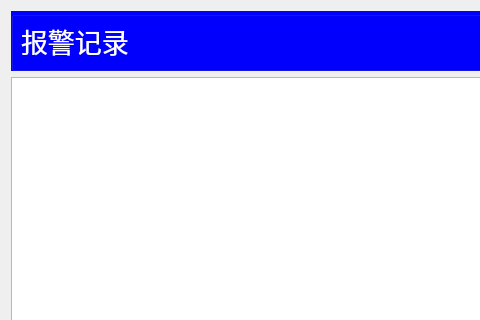
The window that chengyi_Qt4linux/form_warning.ui (wsh01/batch-feeder) describes before a commit, drawn with Qt 5; both pictures show x 0 to 480 and y 0 to 320 of the 657 by 450 pixel window.
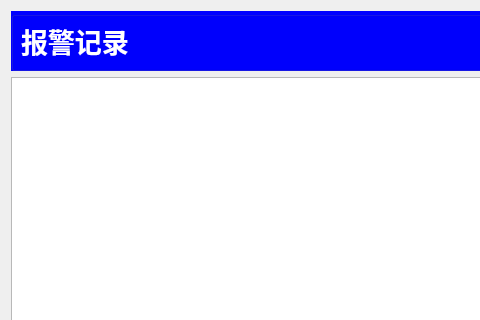
The same window after the commit.

```diff
--- a/chengyi_Qt4linux/form_warning.ui
+++ b/chengyi_Qt4linux/form_warning.ui
@@ -43,7 +43,9 @@
         <property name="font">
          <font>
           <pointsize>20</pointsize>
+          <weight>75</weight>
           <italic>false</italic>
+          <bold>true</bold>
          </font>
         </property>
         <property name="styleSheet">
```
